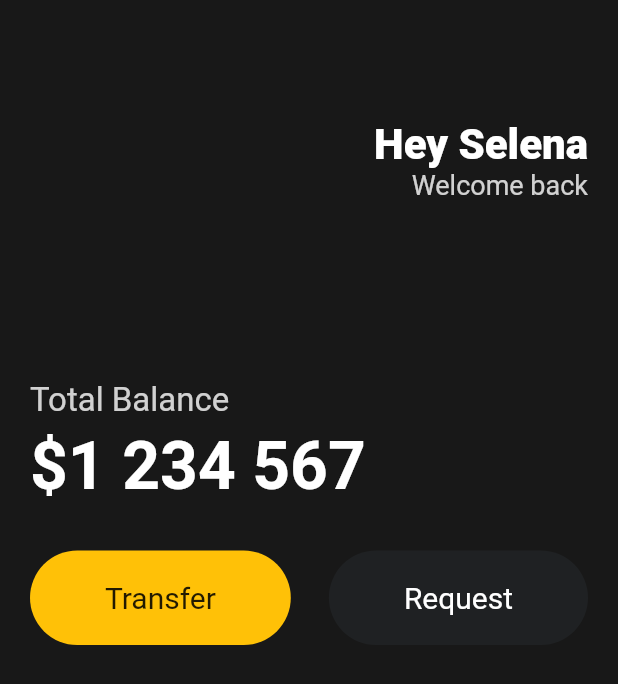
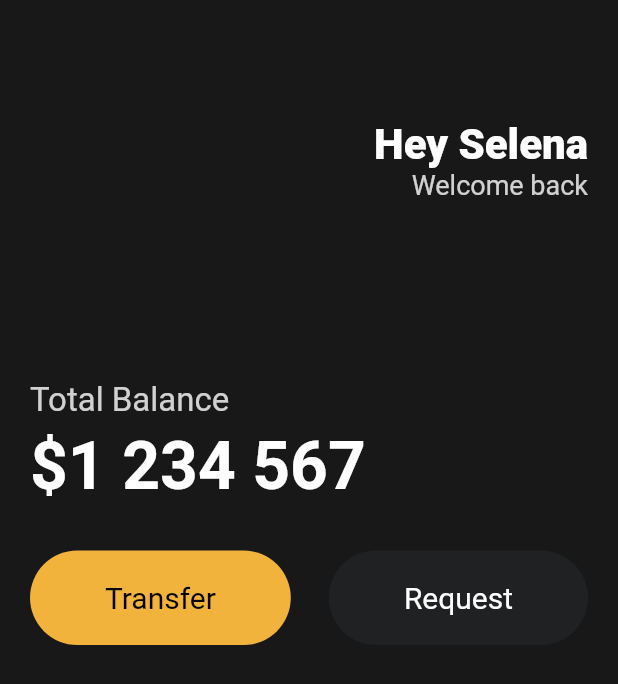
Before and after one commit to guraband/practice-flutter-for-beginners, a Flutter app: the screen it shows after launch, on a phone screen of 412 x 824 dp. Shown: the top 684 px of the screen. Run offline on Flutter 3.47's test engine with Material 2 defaults, Android fonts, the phone set to English and light mode, and no system bars.

Commit message:
#3.5 Reusable Widgets 완료

```diff
--- a/lib/main.dart
+++ b/lib/main.dart
@@ -1,4 +1,5 @@
 import 'package:flutter/material.dart';
+import 'package:toonflix/widgets/button.dart';
 
 void main() {
   runApp(const App());
@@ -71,43 +72,16 @@ class App extends StatelessWidget {
               ),
               Row(
                 mainAxisAlignment: MainAxisAlignment.spaceBetween,
-                children: [
-                  Container(
-                    decoration: BoxDecoration(
-                      borderRadius: BorderRadius.circular(45),
-                      color: Colors.amber,
-                    ),
-                    child: const Padding(
-                      padding: EdgeInsets.symmetric(
-                        horizontal: 50,
-                        vertical: 20,
-                      ),
-                      child: Text(
-                        'Transfer',
-                        style: TextStyle(
-                          fontSize: 20,
-                        ),
-                      ),
-                    ),
+                children: const [
+                  Button(
+                    text: "Transfer",
+                    backgroundColor: Color(0xFFF1B33B),
+                    textColor: Colors.black,
                   ),
-                  Container(
-                    decoration: BoxDecoration(
-                      borderRadius: BorderRadius.circular(45),
-                      color: const Color(0xFF1F2123),
-                    ),
-                    child: const Padding(
-                      padding: EdgeInsets.symmetric(
-                        horizontal: 50,
-                        vertical: 20,
-                      ),
-                      child: Text(
-                        'Request',
-                        style: TextStyle(
-                          fontSize: 20,
-                          color: Colors.white,
-                        ),
-                      ),
-                    ),
+                  Button(
+                    text: "Request",
+                    backgroundColor: Color(0xFF1F2123),
+                    textColor: Colors.white,
                   ),
                 ],
               )
--- /dev/null
+++ b/lib/widgets/button.dart
@@ -0,0 +1,37 @@
+import 'package:flutter/material.dart';
+
+class Button extends StatelessWidget {
+  final String text;
+  final Color backgroundColor;
+  final Color textColor;
+
+  const Button({
+    super.key,
+    required this.text,
+    required this.backgroundColor,
+    required this.textColor,
+  });
+
+  @override
+  Widget build(BuildContext context) {
+    return Container(
+      decoration: BoxDecoration(
+        borderRadius: BorderRadius.circular(45),
+        color: backgroundColor,
+      ),
+      child: Padding(
+        padding: const EdgeInsets.symmetric(
+          horizontal: 50,
+          vertical: 20,
+        ),
+        child: Text(
+          text,
+          style: TextStyle(
+            fontSize: 20,
+            color: textColor,
+          ),
+        ),
+      ),
+    );
+  }
+}
```
